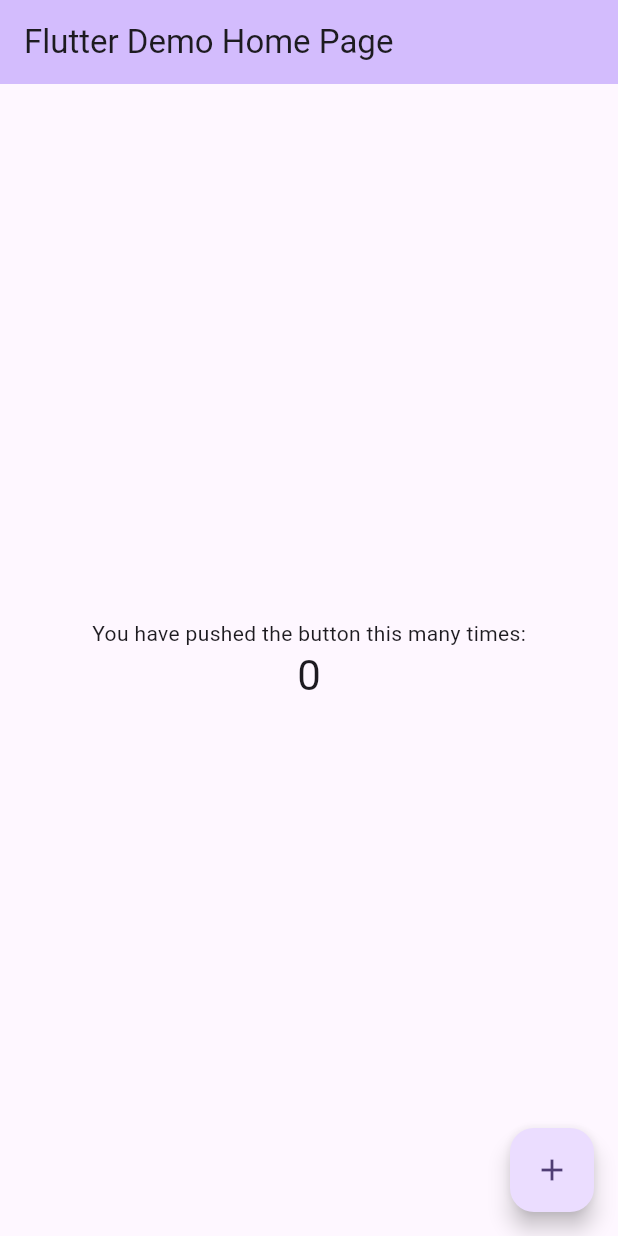
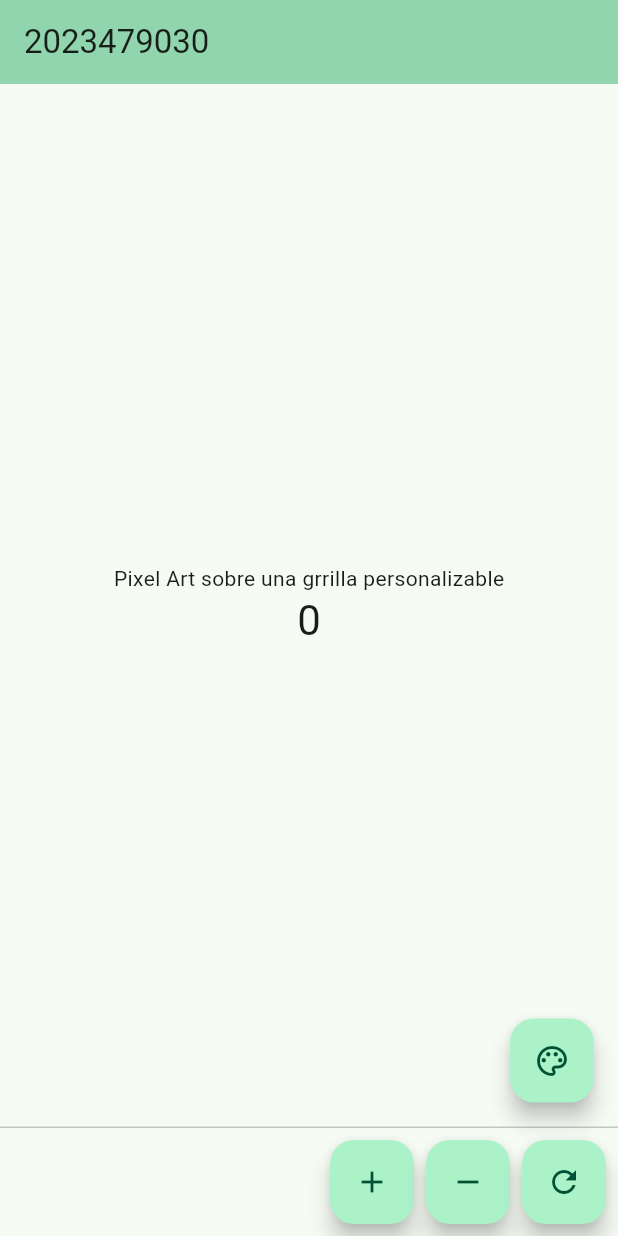
Before and after one commit to Remixpak/3479A321_2023479030_, a Flutter app: the screen it shows after launch, on a phone screen of 412 x 824 dp. Run offline on Flutter 3.47's test engine with Material 3 defaults, Android fonts, the phone set to English and light mode, and no system bars.

Commit message:
actualizacion de presentacion de iconos

```diff
--- a/lib/main.dart
+++ b/lib/main.dart
@@ -28,9 +28,9 @@
         //
         // This works for code too, not just values: Most code changes can be
         // tested with just a hot reload.
-        colorScheme: ColorScheme.fromSeed(seedColor: Colors.deepPurple),
+        colorScheme: ColorScheme.fromSeed(seedColor: const Color.fromARGB(255, 0, 255, 170)),
       ),
-      home: const MyHomePage(title: 'Flutter Demo Home Page'),
+      home: const MyHomePage(title: '2023479030'),
     );
   }
 }
@@ -67,6 +67,27 @@
     });
   }
 
+  void _decrementCounter() {
+    setState(() {
+      // This call to setState tells the Flutter framework that something has
+      // changed in this State, which causes it to rerun the build method below
+      // so that the display can reflect the updated values. If we changed
+      // _counter without calling setState(), then the build method would not be
+      // called again, and so nothing would appear to happen.
+      _counter--;
+    });
+  }
+
+  void _resetCounter() {
+    setState(() {
+      // This call to setState tells the Flutter framework that something has
+      // changed in this State, which causes it to rerun the build method below
+      // so that the display can reflect the updated values. If we changed
+      // _counter without calling setState(), then the build method would not be
+      // called again, and so nothing would appear to happen.
+      _counter = 0;
+    });
+  }
   @override
   Widget build(BuildContext context) {
     // This method is rerun every time setState is called, for instance as done
@@ -104,7 +125,7 @@
           // wireframe for each widget.
           mainAxisAlignment: MainAxisAlignment.center,
           children: <Widget>[
-            const Text('You have pushed the button this many times:'),
+            const Text('Pixel Art sobre una grrilla personalizable'),
             Text(
               '$_counter',
               style: Theme.of(context).textTheme.headlineMedium,
@@ -115,8 +136,25 @@
       floatingActionButton: FloatingActionButton(
         onPressed: _incrementCounter,
         tooltip: 'Increment',
+        child: const Icon(Icons.color_lens_outlined),
+      ), // This trailing comma makes auto-formatting nicer for build methods.
+      persistentFooterButtons: <Widget>[
+        FloatingActionButton(
+        onPressed: _incrementCounter,
+        tooltip: 'Increment',
         child: const Icon(Icons.add),
       ), // This trailing comma makes auto-formatting nicer for build methods.
+        FloatingActionButton(
+          onPressed: _decrementCounter,
+          tooltip: 'Decrement',
+          child: const Icon(Icons.remove),
+        ),
+        FloatingActionButton(
+          onPressed: _resetCounter,
+          tooltip: 'Reset',
+          child: const Icon(Icons.refresh),
+        ),
+      ],
     );
   }
 }
```
